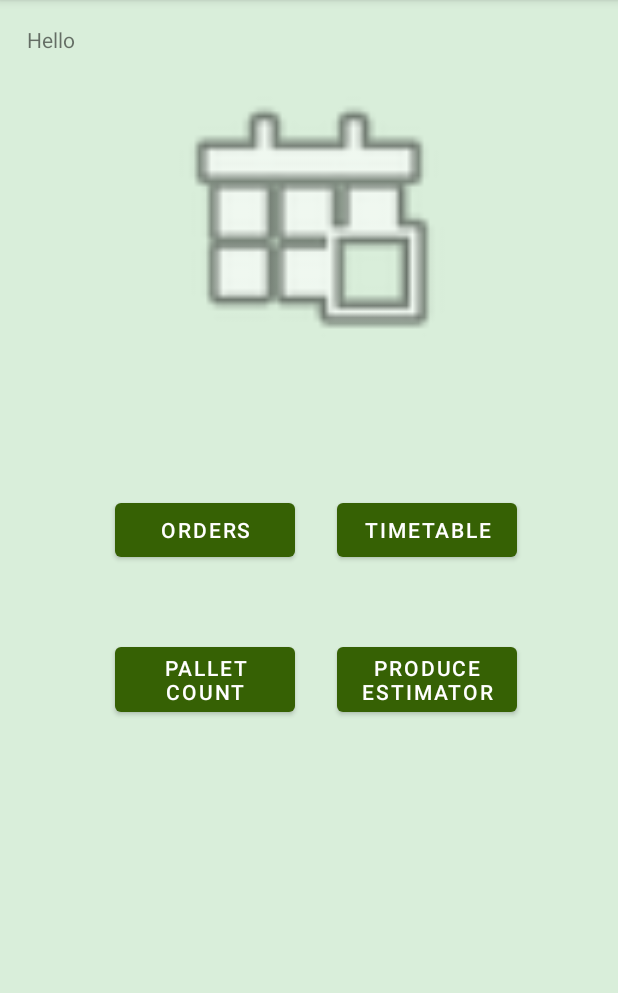
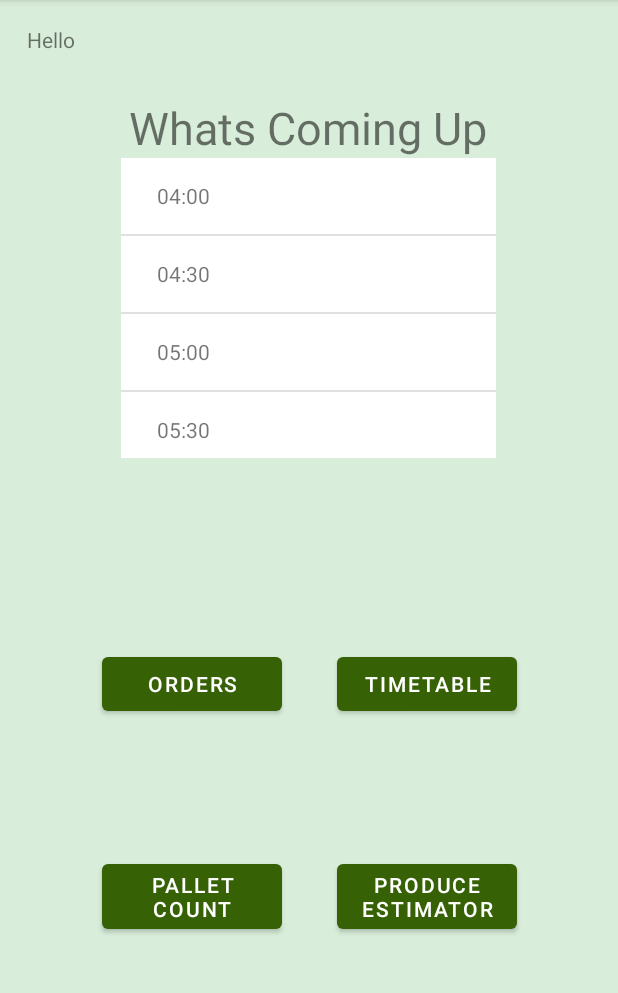
Before and after one commit to DanFoleyGit/FarmManagerHelper, an Android app: the screen it shows after launch once a user with an empty profile is signed in (MainActivity), on a phone screen of 412 x 824 dp, the part 84-1077 px from its top. Run offline under Robolectric (Android 15) with nearby library versions, the phone set to English and light mode, and no system bars; our stand-ins replace Firebase (no records; nobody signed in at launch, a user with empty details on screens opened directly); 4 statements that could not run were skipped.

Commit message:
Timetable added to home page
Timetable use has been added to the home page and uses a modified version of the function used to update the timetable in the timetable activities. the timetable is pre loaded as a blank timetable with just the times and then updateMainMenuTimeTableWithTodaysDate is called which gets all the users tasks and sets them to the mini timetable. It lastly finds the current hour and sets that as the selected hour so the user can immediately see what they have coming up.

```diff
--- a/app/src/main/java/com/example/farmmanagerhelper/MainActivity.java
+++ b/app/src/main/java/com/example/farmmanagerhelper/MainActivity.java
@@ -3,6 +3,7 @@ package com.example.farmmanagerhelper;
 import androidx.annotation.NonNull;
 import androidx.appcompat.app.AppCompatActivity;
 
+import android.content.Context;
 import android.content.Intent;
 import android.os.Bundle;
 import android.util.Log;
@@ -10,11 +11,13 @@ import android.view.Menu;
 import android.view.MenuItem;
 import android.view.View;
 import android.widget.Button;
+import android.widget.ListView;
 import android.widget.ProgressBar;
 import android.widget.TextView;
 import android.widget.Toast;
 
 import com.example.farmmanagerhelper.models.Product;
+import com.example.farmmanagerhelper.models.TimeSlot;
 import com.google.firebase.auth.FirebaseAuth;
 import com.google.firebase.auth.FirebaseUser;
 import com.google.firebase.database.DataSnapshot;
@@ -22,7 +25,15 @@ import com.google.firebase.database.DatabaseError;
 import com.google.firebase.database.DatabaseReference;
 import com.google.firebase.database.ValueEventListener;
 
+import java.text.SimpleDateFormat;
+import java.util.ArrayList;
+import java.util.Calendar;
+import java.util.Date;
+import java.util.Locale;
+
 public class MainActivity extends AppCompatActivity {
+
+    Context context = this;
 
     // Firebase
     private FirebaseAuth mAuth;
@@ -31,6 +42,7 @@ public class MainActivity extends AppCompatActivity {
     Button openOrdersBoard = null;
     Button openShippingCalculator = null;
     Button openProduceEstimator = null;
+    ListView listView = null;
     TextView UserEmail = null;
     ProgressBar loadingIcon = null;
 
@@ -47,6 +59,9 @@ public class MainActivity extends AppCompatActivity {
         openProduceEstimator = findViewById(R.id.buttonOpenProduceEstimator);
         UserEmail = findViewById(R.id.txtMainActivityLoggedInAsUserX);
         loadingIcon = findViewById(R.id.progressIconMainActivity);
+
+        listView = (ListView) findViewById(R.id.MainActivityTimeTableListView);
+
 
         // check if the user is logged. If they are go to the login activity and close main activity
         mAuth = FirebaseAuth.getInstance();
@@ -79,6 +94,11 @@ public class MainActivity extends AppCompatActivity {
                 startActivity(intent);
                 finish();
             }
+
+            // load the timetable and set it the current hour
+            //
+            loadTimeTable();
+
         }
 
 
@@ -120,6 +140,22 @@ public class MainActivity extends AppCompatActivity {
         });
 
 
+    }
+
+    private void loadTimeTable() {
+
+        // get current date, load template and call updateMainMenuTimeTableWithTodaysDate to get data
+        //
+        String myFormat="dd/MM/yy";
+        SimpleDateFormat dateFormat = new SimpleDateFormat(myFormat, Locale.UK);
+        String todaysDate = dateFormat.format(new Date());
+
+        ArrayList<TimeSlot> timetable = TimetableServices.getTimeSlotTemplate();
+
+        TimetableListAdapter timetableAdapter = new TimetableListAdapter(context, R.layout.timetable_time_slot, timetable);
+        listView.setAdapter(timetableAdapter);
+
+        TimetableServices.updateMainMenuTimeTableWithTodaysDate(todaysDate, listView, context);
     }
 
     private void openOrdersBoardForUserType(FirebaseUser currentUser) {
--- a/app/src/main/java/com/example/farmmanagerhelper/StaffTimetable.java
+++ b/app/src/main/java/com/example/farmmanagerhelper/StaffTimetable.java
@@ -150,8 +150,8 @@ public class StaffTimetable extends AppCompatActivity {
         //
         TimetableServices.getDatesTasksAndUpdateTimeTable(editTextDatePicker.getText().toString(), listView, context);
 
-        // TODO set up listener like in orderboard that listens for changes in the users timetable
-
+        // Set listener for updates to users timetable
+        //
         setListenerForNewTasks(editTextDatePicker,context,listView);
 
 
--- a/app/src/main/java/com/example/farmmanagerhelper/TimetableServices.java
+++ b/app/src/main/java/com/example/farmmanagerhelper/TimetableServices.java
@@ -23,6 +23,8 @@ import com.google.firebase.database.DatabaseReference;
 import com.google.firebase.database.ValueEventListener;
 
 import java.text.SimpleDateFormat;
+import java.time.LocalDateTime;
+import java.time.format.DateTimeFormatter;
 import java.util.ArrayList;
 import java.util.Calendar;
 import java.util.Date;
@@ -533,4 +535,123 @@ public class TimetableServices {
             }
         });
     }
+
+    // loads the Timetable for the user and sets the selection to the current time
+    //
+    public static void updateMainMenuTimeTableWithTodaysDate(String todaysDate, ListView listView, Context context) {
+        FirebaseAuth mAuth = FirebaseAuth.getInstance();
+        FirebaseUser currentUser = mAuth.getCurrentUser();
+
+        DatabaseReference dbRef = DatabaseManager.getUsersTableDatabaseReference(currentUser.getUid());
+
+        ArrayList<TimeSlot> timetable = TimetableServices.getTimeSlotTemplate();
+
+        // Format date to just show the current hour with minutes set to 00.
+        // This can be used to find the current hour and load from that time on.
+        //
+        SimpleDateFormat formatter = new SimpleDateFormat("HH:mm");
+        Calendar currentHour = Calendar.getInstance();
+        currentHour.set(Calendar.MINUTE, 0);
+
+
+
+        dbRef.addValueEventListener(new ValueEventListener() {
+            @Override
+            public void onDataChange(DataSnapshot snapshot) {
+                String farmId = snapshot.child("UserTableFarmId").getValue().toString();
+                DatabaseReference dbUsersInFarmRef =  DatabaseManager.getUsersInFarmDocumentByFarmName(farmId);
+
+                // set a listener on that users ID to trigger when it is updated with tasks
+                //
+                dbUsersInFarmRef.child(currentUser.getUid()).child("timetable").addValueEventListener(new ValueEventListener() {
+                    @Override
+                    public void onDataChange(@NonNull DataSnapshot snapshot) {
+
+                        // get user id's from the usersInFarmTable
+                        //
+                        if(snapshot.hasChildren())
+                        {
+                            for (DataSnapshot ds : snapshot.getChildren()) {
+
+                                // add the users to the list
+                                //
+                                if(todaysDate.equals(ds.child("taskDate").getValue().toString()))
+                                {
+
+                                    //add task to list
+                                    //
+                                    TimetableTask task = ds.getValue(TimetableTask.class);
+                                    Log.d("Staff Timetable ", "TimeTableTask " + task.getTaskName() + " starts at " + task.getTaskStartTime());
+
+                                    // This algorithm loops through the Timetable containing a list of time slots in 30 minute
+                                    // increments. If the start time of a task matches the timeslot as it loops, it will set that
+                                    // slots task name to its task name. It will then call a function findLegnthOfTask() which takes
+                                    // the task start time and end time, subtracts the start time from the end time and divides that
+                                    // by 30 to find out how many slots it is on for. It will then loop X amount of time and set
+                                    // the timeslots to that task for the length of that task.
+                                    //
+
+                                    //for (String anArray : array)
+                                    for(int i =0; i<timetable.size(); i++)
+                                    {
+                                        TimeSlot currentSlot = timetable.get(i);
+                                        if(currentSlot.getTimeSlotTime().equals(task.getTaskStartTime()))
+                                        {
+                                            currentSlot.setTimeSlotName(task.getTaskName());
+
+                                            int numberOfSlotsNeededForTask = TimetableServices.findLengthOfTask(task);
+
+                                            for(int j = i; j < i + numberOfSlotsNeededForTask; j++)
+                                            {
+                                                TimeSlot nextSlotsForTaskDuration = timetable.get(j);
+                                                nextSlotsForTaskDuration.setTimeSlotName(task.getTaskName());
+
+                                            }
+                                        }
+                                    }
+
+                                    // create custom list timetableAdapter
+                                    //
+                                    TimetableListAdapter timetableAdapter = new TimetableListAdapter(context, R.layout.timetable_time_slot, timetable);
+                                    listView.setAdapter(timetableAdapter);
+
+
+
+                                }
+
+                            }
+                            // Set the selection to the current hour
+                            //
+                            for(int i =0; i<timetable.size(); i++) {
+                                TimeSlot currentSlot = timetable.get(i);
+
+                                if (currentSlot.getTimeSlotTime().equals(formatter.format(currentHour.getTime()))) {
+
+                                    Log.d("Break; ", " ");
+                                    listView.setSelection(i);
+                                    break;
+                                }
+                            }
+                        }
+                        else
+                        {
+                            // if there are no tasks found for that date, give user the feedback
+                            //Toast.makeText(StaffTimetable.this, "No Tasks assigned for " + date, Toast.LENGTH_SHORT).show();
+                            Log.d("Staff Timetable ", "TimeTableTask user Does not have a timetable.");
+
+                        }
+
+                    }
+
+                    @Override
+                    public void onCancelled(@NonNull DatabaseError error) {
+                        Log.d("error", error.toString());
+                    }
+                });
+            }
+            @Override
+            public void onCancelled(DatabaseError databaseError) {
+            }
+        });
+    }
 }
--- a/app/src/main/res/layout/activity_main.xml
+++ b/app/src/main/res/layout/activity_main.xml
@@ -26,68 +26,97 @@
         android:id="@+id/progressIconMainActivity"
         android:layout_width="wrap_content"
         android:layout_height="wrap_content"
-        android:layout_marginTop="140dp"
         android:indeterminate="true"
+        android:visibility="gone"
+        app:layout_constraintBottom_toBottomOf="parent"
         app:layout_constraintEnd_toEndOf="parent"
         app:layout_constraintHorizontal_bias="0.498"
-        app:layout_constraintStart_toStartOf="parent"
-        app:layout_constraintTop_toBottomOf="@+id/imageView"
-        android:visibility="gone"/>
-
-    <ImageView
-        android:id="@+id/imageView"
-        android:layout_width="241dp"
-        android:layout_height="189dp"
-        android:layout_marginTop="48dp"
-        app:layout_constraintEnd_toEndOf="parent"
-        app:layout_constraintStart_toStartOf="parent"
-        app:layout_constraintTop_toTopOf="parent"
-        app:srcCompat="@android:drawable/ic_menu_today" />
+        app:layout_constraintStart_toStartOf="parent" />
 
     <com.google.android.material.button.MaterialButton
         android:id="@+id/buttonOpenOrdersActivity"
         android:layout_width="120dp"
         android:layout_height="wrap_content"
-        android:layout_marginTop="92dp"
         android:text="Orders"
+        app:layout_constraintBottom_toBottomOf="parent"
         app:layout_constraintEnd_toEndOf="parent"
-        app:layout_constraintHorizontal_bias="0.263"
+        app:layout_constraintHorizontal_bias="0.233"
         app:layout_constraintStart_toStartOf="parent"
-        app:layout_constraintTop_toBottomOf="@+id/imageView" />
+        app:layout_constraintTop_toTopOf="parent"
+        app:layout_constraintVertical_bias="0.6" />
 
     <com.google.android.material.button.MaterialButton
         android:id="@+id/buttonOpenTimetableActivity"
         android:layout_width="120dp"
         android:layout_height="wrap_content"
-        android:layout_marginTop="92dp"
         android:text="Timetable"
+        app:layout_constraintBottom_toBottomOf="parent"
         app:layout_constraintEnd_toEndOf="parent"
-        app:layout_constraintHorizontal_bias="0.77"
+        app:layout_constraintHorizontal_bias="0.769"
         app:layout_constraintStart_toStartOf="parent"
-        app:layout_constraintTop_toBottomOf="@+id/imageView" />
+        app:layout_constraintTop_toTopOf="parent"
+        app:layout_constraintVertical_bias="0.6" />
 
     <com.google.android.material.button.MaterialButton
         android:id="@+id/buttonOpenShioppingCalculatorActivity"
         android:layout_width="120dp"
         android:layout_height="wrap_content"
-        android:layout_marginTop="188dp"
         android:text="Pallet Count"
+        app:layout_constraintBottom_toBottomOf="parent"
         app:layout_constraintEnd_toEndOf="parent"
-        app:layout_constraintHorizontal_bias="0.263"
+        app:layout_constraintHorizontal_bias="0.233"
         app:layout_constraintStart_toStartOf="parent"
-        app:layout_constraintTop_toBottomOf="@+id/imageView" />
+        app:layout_constraintTop_toTopOf="parent"
+        app:layout_constraintVertical_bias="0.80" />
 
     <com.google.android.material.button.MaterialButton
         android:id="@+id/buttonOpenProduceEstimator"
         android:layout_width="120dp"
         android:layout_height="wrap_content"
-        android:layout_marginTop="188dp"
         android:text="Produce Estimator"
+        app:layout_constraintBottom_toBottomOf="parent"
         app:layout_constraintEnd_toEndOf="parent"
-        app:layout_constraintHorizontal_bias="0.77"
+        app:layout_constraintHorizontal_bias="0.769"
         app:layout_constraintStart_toStartOf="parent"
-        app:layout_constraintTop_toBottomOf="@+id/imageView" />
+        app:layout_constraintTop_toTopOf="parent"
+        app:layout_constraintVertical_bias="0.80" />
 
+    <view
+        android:id="@+id/removeCustomerOrProductPopUp"
+        class="androidx.coordinatorlayout.widget.CoordinatorLayout"
+        android:layout_width="250dp"
+        android:layout_height="200dp"
+        android:background="#FFFFFF"
+        android:windowIsTranslucent="false"
+        app:layout_constraintBottom_toBottomOf="parent"
+        app:layout_constraintEnd_toEndOf="parent"
+        app:layout_constraintHorizontal_bias="0.496"
+        app:layout_constraintStart_toStartOf="parent"
+        app:layout_constraintTop_toTopOf="parent"
+        app:layout_constraintVertical_bias="0.185"
+        tools:context=".MainActivity">
+
+
+        <ListView
+            android:id="@+id/MainActivityTimeTableListView"
+            android:layout_width="match_parent"
+            android:layout_height="match_parent"
+            android:layout_weight="20" />
+
+    </view>
+
+    <TextView
+        android:id="@+id/textView3"
+        android:layout_width="wrap_content"
+        android:layout_height="wrap_content"
+        android:layout_marginTop="8dp"
+        android:text="Whats Coming Up"
+        android:textSize="30sp"
+        app:layout_constraintBottom_toTopOf="@+id/removeCustomerOrProductPopUp"
+        app:layout_constraintEnd_toEndOf="parent"
+        app:layout_constraintHorizontal_bias="0.497"
+        app:layout_constraintStart_toStartOf="parent"
+/>
 
 
 </androidx.constraintlayout.widget.ConstraintLayout>
```
